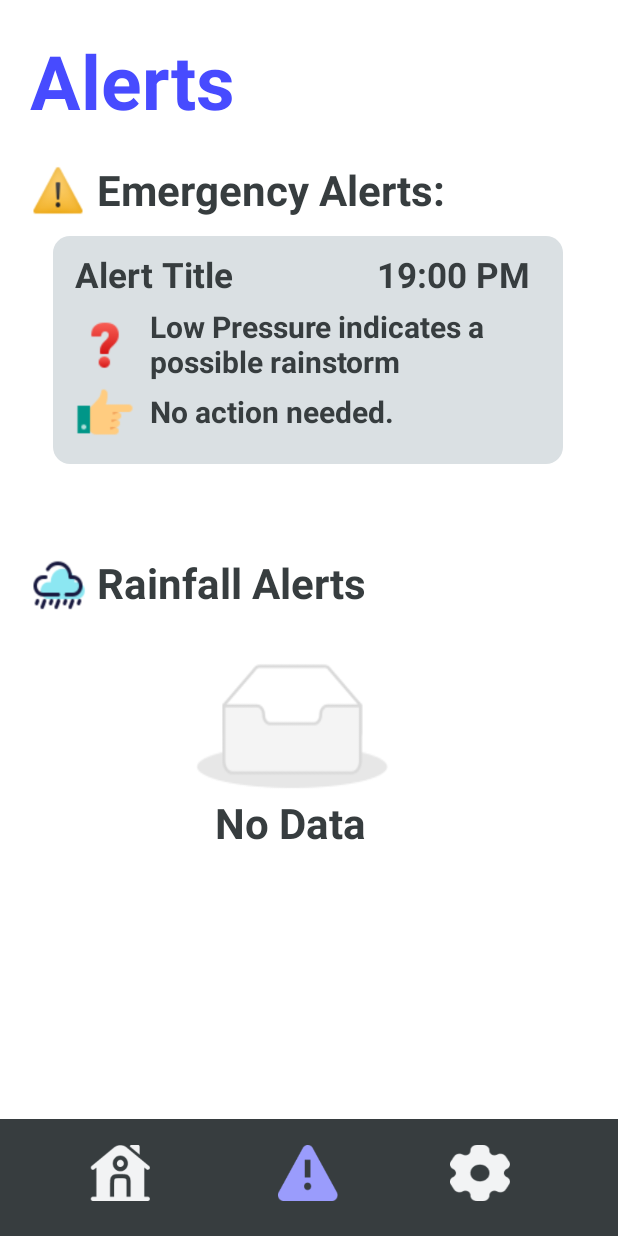
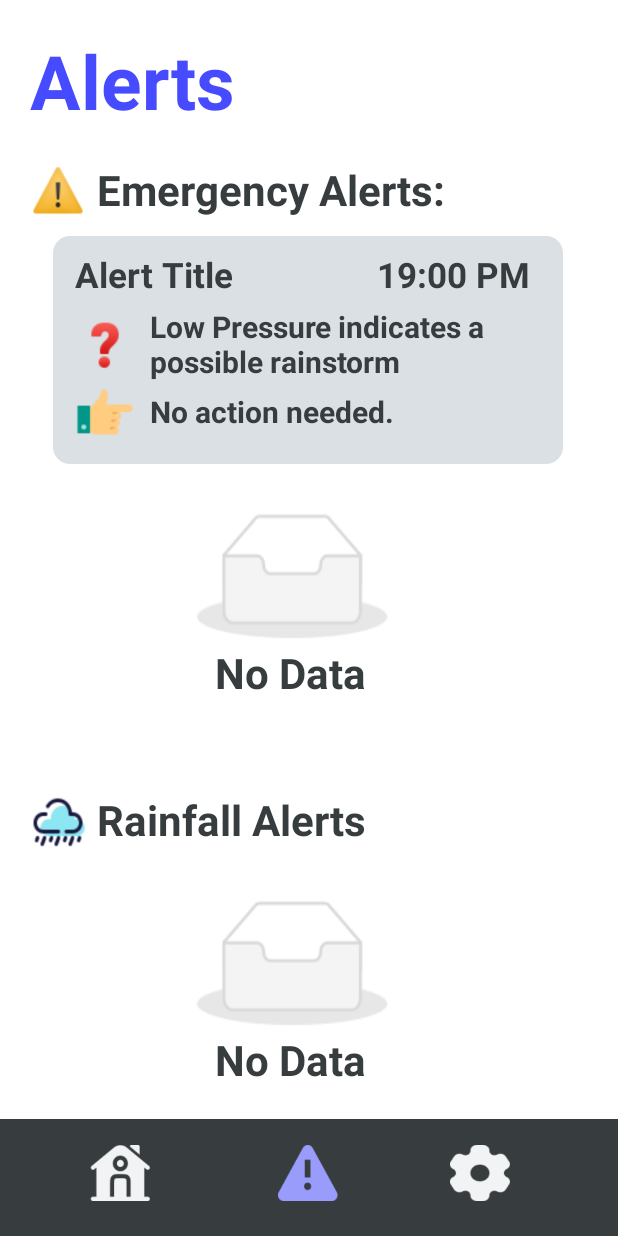
Before and after one commit to elshant/IAB330Ass2, an Android app: the AlertActivity screen opened directly, with no data from a screen before it, on a phone screen of 412 x 824 dp. Run offline under Robolectric (Android 15) with nearby library versions, the phone set to English and light mode, and no system bars; our stand-ins replace Room's generated code.

Commit message:
Alerts Done

```diff
--- a/app/src/main/java/com/iab330/weatheralert/AlertActivity.java
+++ b/app/src/main/java/com/iab330/weatheralert/AlertActivity.java
@@ -1,16 +1,36 @@
 package com.iab330.weatheralert;
 
 import androidx.appcompat.app.AppCompatActivity;
+import androidx.lifecycle.LiveData;
 
 import android.content.Intent;
 import android.os.Bundle;
+import android.view.View;
 import android.widget.ImageButton;
+import android.widget.ImageView;
+import android.widget.TextView;
+import java.text.SimpleDateFormat;
+import java.util.Date;
+import java.util.Locale;
+
+import com.iab330.weatheralert.DB.AirPressureData;
+import com.iab330.weatheralert.DB.HumidityData;
+import com.iab330.weatheralert.DB.TemperatureData;
+import com.iab330.weatheralert.Utils.MyApp;
+
+import java.util.List;
 
 
 public class AlertActivity extends AppCompatActivity{
     private ImageButton btnHome;
     private ImageButton btnAlert;
     private ImageButton btnSetting;
+    private final float TEMPERATURE_THRESHOLD = 30.0f;
+    private final float HUMIDITY_THRESHOLD = 80.0f;
+    private final float AIR_PRESSURE_THRESHOLD = 1000f;
+    private TextView alertTitleText, alertDescText, alertTitleTime, alertActionText;
+    private ImageView noDataIcon1;
+    private TextView noDataText1;
 
 
 
@@ -23,6 +43,12 @@ public class AlertActivity extends AppCompatActivity{
         handleAlertClick();
         handleSettingClick();
         handleHomeClick();
+        displayNoDataForEmergencyAlerts(true);
+//Will fetch data from database
+        checkTemperatureAlert();
+        checkHumidityAlert();
+        checkAirPressureAlert();
+
     }
 
 
@@ -49,5 +75,81 @@ public class AlertActivity extends AppCompatActivity{
         btnHome = findViewById(R.id.homeBtn);
         btnSetting = findViewById(R.id.settingsBtn);
         btnAlert = findViewById(R.id.alertBtn);
+        alertTitleText = findViewById(R.id.alertTitleText);
+        alertDescText = findViewById(R.id.alertDescText);
+        alertTitleTime = findViewById(R.id.alertTitleTime);
+        alertActionText = findViewById(R.id.alertActionText);
+
+        noDataIcon1 = findViewById(R.id.noDataIcon1);
+        noDataText1 = findViewById(R.id.noDataText1);
+
     }
+    private void displayNoDataForEmergencyAlerts(boolean noData) { // No data
+        if (noData) {
+            noDataIcon1.setVisibility(View.VISIBLE);
+            noDataText1.setVisibility(View.VISIBLE);
+        } else {
+            noDataIcon1.setVisibility(View.GONE);
+            noDataText1.setVisibility(View.GONE);
+        }
+    }
+
+    private void checkTemperatureAlert() { // fetches data from database and based on threshold defined above gives alerts
+        LiveData<List<TemperatureData>> temperatureLiveData = MyApp.getAppDatabase().temperatureDao().getAllTemperatureData();
+        temperatureLiveData.observe(this, temperatureDataList -> {
+            boolean hasData = false;
+            for (TemperatureData temperatureData : temperatureDataList) {
+                if (temperatureData.getTemp() > TEMPERATURE_THRESHOLD) {
+                    hasData = true;
+                    // Update the UI components with alert details
+                    alertTitleText.setText("High Temperature Alert");
+                    alertDescText.setText("Temperature has reached: " + temperatureData.getTemp() + "°C");
+                    alertActionText.setText("Consider staying indoors.");
+                    // Assuming you have a method to get the time
+                    alertTitleTime.setText(getCurrentFormattedTime());
+                }
+            }
+            displayNoDataForEmergencyAlerts(!hasData);
+        });
+    }
+    private void checkHumidityAlert() {
+        LiveData<List<HumidityData>> humidityLiveData = MyApp.getAppDatabase().humidityDao().getAllHumidityData();
+        humidityLiveData.observe(this, humidityDataList -> {
+            boolean hasData = false;
+            for (HumidityData humidityData : humidityDataList) {
+                if (humidityData.getHumid() > HUMIDITY_THRESHOLD) {
+                    hasData = true;
+                    alertTitleText.setText("High Humidity Alert");
+                    alertDescText.setText("Humidity level has reached: " + humidityData.getHumid() + "%");
+                    alertActionText.setText("Consider using a dehumidifier.");
+                    alertTitleTime.setText(getCurrentFormattedTime());
+                }
+            }
+            displayNoDataForEmergencyAlerts(!hasData);
+        });
+    }
+
+    private void checkAirPressureAlert() {
+        LiveData<List<AirPressureData>> airPressureLiveData = MyApp.getAppDatabase().airPressureDao().getAllAirPressureData();
+        airPressureLiveData.observe(this, airPressureDataList -> {
+            boolean hasData = false;
+            for (AirPressureData airPressureData : airPressureDataList) {
+                if (airPressureData.getAirPressure() > AIR_PRESSURE_THRESHOLD) {
+                    hasData = true;
+                    alertTitleText.setText("High Air Pressure Alert");
+                    alertDescText.setText("Air pressure has reached: " + airPressureData.getAirPressure() + " hPa");
+                    alertActionText.setText("Stay informed and watch for other weather conditions.");
+                    alertTitleTime.setText(getCurrentFormattedTime());
+                }
+            }
+            displayNoDataForEmergencyAlerts(!hasData);
+        });
+    }
+
+    private String getCurrentFormattedTime() { // method for time (returns current time)
+        Date now = new Date();
+        SimpleDateFormat sdf = new SimpleDateFormat("hh:mm a", Locale.getDefault());
+        return sdf.format(now);
+    }
+
 }
```
